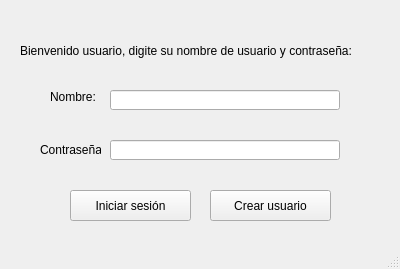
RyanG300/tarea-leanguajes-3, file ui/main_ui.ui: the form before one commit.
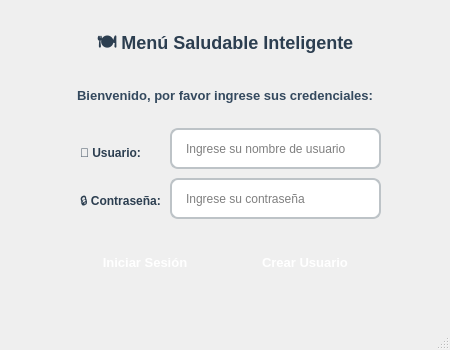
The form after the commit.

The edit to the form file:
```diff
--- a/ui/main_ui.ui
+++ b/ui/main_ui.ui
@@ -6,97 +6,202 @@
    <rect>
     <x>0</x>
     <y>0</y>
-    <width>400</width>
-    <height>269</height>
+    <width>450</width>
+    <height>350</height>
    </rect>
   </property>
   <property name="windowTitle">
    <string>Menú Saludable Inteligente</string>
   </property>
+  <property name="styleSheet">
+   <string notr="true">QMainWindow {
+    background: qlineargradient(x1: 0, y1: 0, x2: 0, y2: 1, 
+                                stop: 0 #f0f8ff, stop: 1 #e6f3ff);
+}
+
+QLabel {
+    color: #2c3e50;
+    font-family: 'Segoe UI', Arial, sans-serif;
+    font-weight: 500;
+}
+
+QLineEdit {
+    padding: 8px 12px;
+    border: 2px solid #bdc3c7;
+    border-radius: 8px;
+    font-size: 12px;
+    background-color: white;
+    selection-background-color: #3498db;
+}
+
+QLineEdit:focus {
+    border-color: #3498db;
+    background-color: #f8f9fa;
+}
+
+QPushButton {
+    background: qlineargradient(x1: 0, y1: 0, x2: 0, y2: 1, 
+                                stop: 0 #3498db, stop: 1 #2980b9);
+    border: none;
+    border-radius: 8px;
+    color: white;
+    font-size: 13px;
+    font-weight: bold;
+    padding: 10px 20px;
+    min-height: 25px;
+}
+
+QPushButton:hover {
+    background: qlineargradient(x1: 0, y1: 0, x2: 0, y2: 1, 
+                                stop: 0 #2980b9, stop: 1 #2471a3);
+}
+
+QPushButton:pressed {
+    background: qlineargradient(x1: 0, y1: 0, x2: 0, y2: 1, 
+                                stop: 0 #2471a3, stop: 1 #1f618d);
+}</string>
+  </property>
   <widget class="QWidget" name="centralwidget">
-   <widget class="QPushButton" name="iniciarSesion">
+   <widget class="QLabel" name="titleLabel">
     <property name="geometry">
      <rect>
-      <x>70</x>
-      <y>190</y>
-      <width>121</width>
-      <height>31</height>
+      <x>50</x>
+      <y>30</y>
+      <width>350</width>
+      <height>40</height>
      </rect>
     </property>
+    <property name="styleSheet">
+     <string notr="true">font-size: 18px; 
+font-weight: bold; 
+color: #2c3e50;
+margin-bottom: 10px;</string>
+    </property>
     <property name="text">
-     <string>Iniciar sesión</string>
+     <string>🍽️ Menú Saludable Inteligente</string>
+    </property>
+    <property name="alignment">
+     <set>Qt::AlignCenter</set>
     </property>
    </widget>
    <widget class="QLabel" name="label">
     <property name="geometry">
      <rect>
-      <x>20</x>
-      <y>40</y>
-      <width>381</width>
-      <height>21</height>
+      <x>50</x>
+      <y>80</y>
+      <width>350</width>
+      <height>30</height>
      </rect>
     </property>
+    <property name="styleSheet">
+     <string notr="true">font-size: 13px; 
+color: #34495e;</string>
+    </property>
     <property name="text">
-     <string>Bienvenido usuario, digite su nombre de usuario y contraseña:</string>
+     <string>Bienvenido, por favor ingrese sus credenciales:</string>
+    </property>
+    <property name="alignment">
+     <set>Qt::AlignCenter</set>
     </property>
    </widget>
    <widget class="QLabel" name="label_2">
     <property name="geometry">
      <rect>
-      <x>50</x>
-      <y>90</y>
-      <width>47</width>
-      <height>13</height>
+      <x>80</x>
+      <y>140</y>
+      <width>80</width>
+      <height>25</height>
      </rect>
     </property>
+    <property name="styleSheet">
+     <string notr="true">font-size: 12px; 
+font-weight: 500;</string>
+    </property>
     <property name="text">
-     <string>Nombre:</string>
+     <string>👤 Usuario:</string>
     </property>
    </widget>
    <widget class="QLabel" name="label_3">
     <property name="geometry">
      <rect>
-      <x>40</x>
-      <y>140</y>
-      <width>61</width>
-      <height>20</height>
+      <x>80</x>
+      <y>190</y>
+      <width>80</width>
+      <height>25</height>
      </rect>
     </property>
+    <property name="styleSheet">
+     <string notr="true">font-size: 12px; 
+font-weight: 500;</string>
+    </property>
     <property name="text">
-     <string>Contraseña:</string>
+     <string>🔒 Contraseña:</string>
     </property>
    </widget>
    <widget class="QLineEdit" name="nombreUsuario">
     <property name="geometry">
      <rect>
-      <x>110</x>
-      <y>90</y>
-      <width>230</width>
-      <height>20</height>
+      <x>170</x>
+      <y>128</y>
+      <width>211</width>
+      <height>41</height>
      </rect>
     </property>
+    <property name="placeholderText">
+     <string>Ingrese su nombre de usuario</string>
+    </property>
    </widget>
    <widget class="QLineEdit" name="passwordUsuario">
     <property name="geometry">
      <rect>
-      <x>110</x>
-      <y>140</y>
-      <width>230</width>
-      <height>20</height>
+      <x>170</x>
+      <y>178</y>
+      <width>211</width>
+      <height>41</height>
      </rect>
+    </property>
+    <property name="echoMode">
+     <enum>QLineEdit::Password</enum>
+    </property>
+    <property name="placeholderText">
+     <string>Ingrese su contraseña</string>
+    </property>
+   </widget>
+   <widget class="QPushButton" name="iniciarSesion">
+    <property name="geometry">
+     <rect>
+      <x>80</x>
+      <y>240</y>
+      <width>130</width>
+      <height>45</height>
+     </rect>
+    </property>
+    <property name="text">
+     <string>Iniciar Sesión</string>
     </property>
    </widget>
    <widget class="QPushButton" name="crearUsuario">
     <property name="geometry">
      <rect>
-      <x>210</x>
-      <y>190</y>
-      <width>121</width>
-      <height>31</height>
+      <x>240</x>
+      <y>240</y>
+      <width>130</width>
+      <height>45</height>
      </rect>
     </property>
+    <property name="styleSheet">
+     <string notr="true">QPushButton {
+    background: qlineargradient(x1: 0, y1: 0, x2: 0, y2: 1, 
+                                stop: 0 #27ae60, stop: 1 #229954);
+}
+
+QPushButton:hover {
+    background: qlineargradient(x1: 0, y1: 0, x2: 0, y2: 1, 
+                                stop: 0 #229954, stop: 1 #1e8449);
+}</string>
+    </property>
     <property name="text">
-     <string>Crear usuario</string>
+     <string>Crear Usuario</string>
     </property>
    </widget>
   </widget>
```
